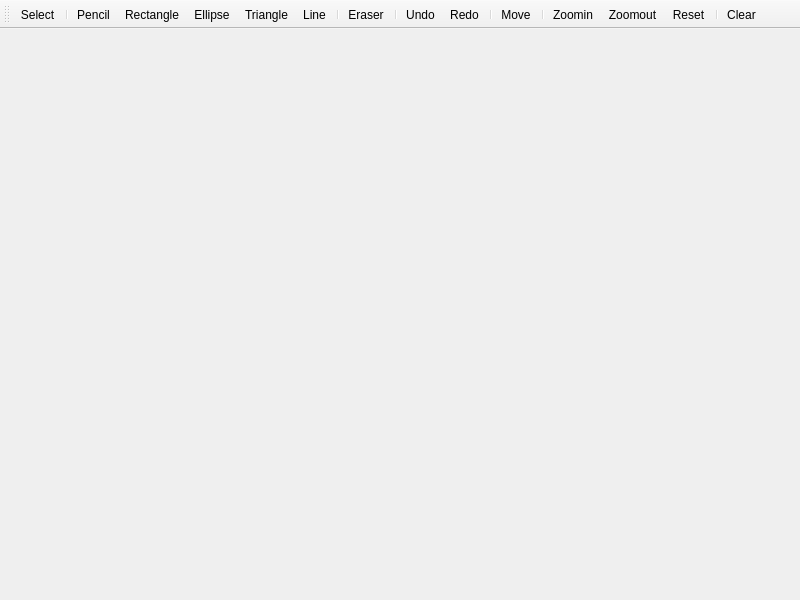
Before: the Qt Designer form src/main/MainWindow.ui in bishangshuo/beeboard, drawn with Qt 5.
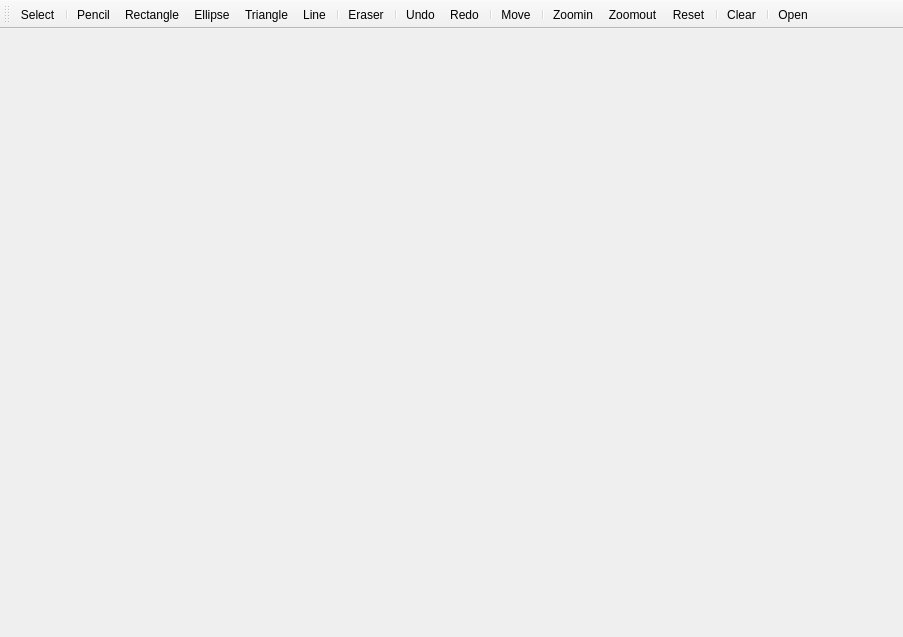
After: the same form once the commit is applied. Icons and pictures are not drawn.

The edit to the form file:
```diff
--- a/src/main/MainWindow.ui
+++ b/src/main/MainWindow.ui
@@ -6,8 +6,8 @@
    <rect>
     <x>0</x>
     <y>0</y>
-    <width>800</width>
-    <height>600</height>
+    <width>903</width>
+    <height>637</height>
    </rect>
   </property>
   <property name="windowTitle">
@@ -50,6 +50,8 @@
    <addaction name="actionReset"/>
    <addaction name="separator"/>
    <addaction name="actionClear"/>
+   <addaction name="separator"/>
+   <addaction name="actionOpenFile"/>
   </widget>
   <action name="actionSelect">
    <property name="checkable">
@@ -229,6 +231,18 @@
     <string>Triangle</string>
    </property>
   </action>
+  <action name="actionOpenFile">
+   <property name="icon">
+    <iconset resource="../../Resources.qrc">
+     <normaloff>:/resources/images/icon_open_file.png</normaloff>:/resources/images/icon_open_file.png</iconset>
+   </property>
+   <property name="text">
+    <string>Open</string>
+   </property>
+   <property name="toolTip">
+    <string>Open</string>
+   </property>
+  </action>
  </widget>
  <resources>
   <include location="../../Resources.qrc"/>
```
